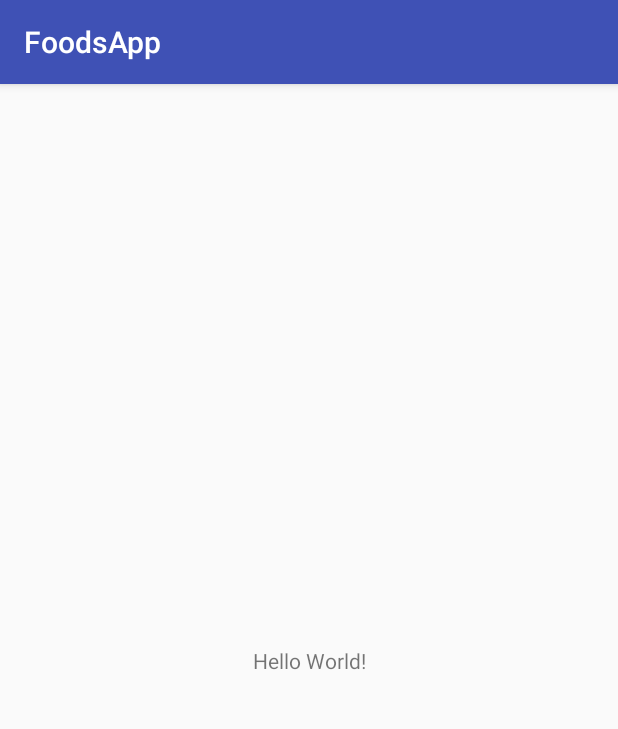
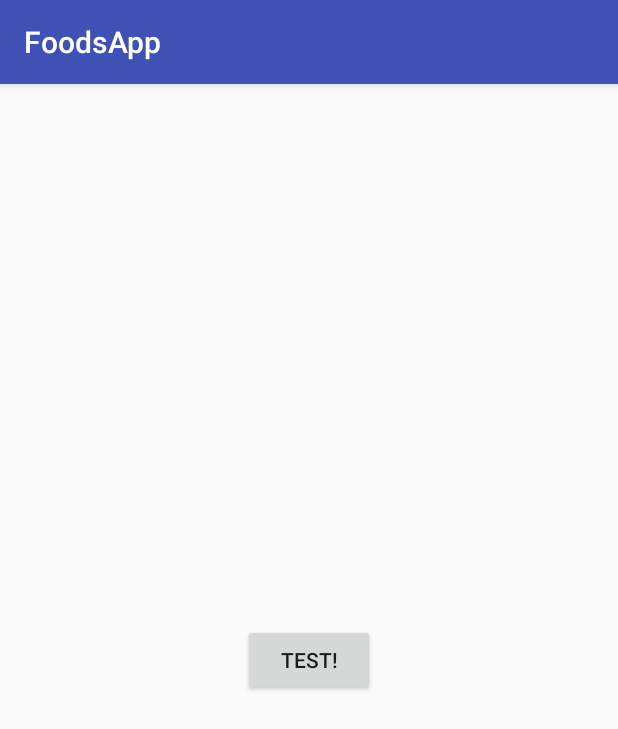
Before and after one commit to Gooreum/FoodsApp, an Android app: the screen it shows after launch (MainActivity before the commit, RecipeListActivity after it), on a phone screen of 412 x 824 dp. Shown: the top 729 px of the screen. Run offline under Robolectric (Android 15) with nearby library versions, the phone set to English and light mode, and no system bars.

Commit message:
Building BaseActivity

```diff
--- a/app/src/main/AndroidManifest.xml
+++ b/app/src/main/AndroidManifest.xml
@@ -9,7 +9,7 @@
         android:roundIcon="@mipmap/ic_launcher_round"
         android:supportsRtl="true"
         android:theme="@style/AppTheme">
-        <activity android:name=".MainActivity">
+        <activity android:name=".RecipeListActivity">
             <intent-filter>
                 <action android:name="android.intent.action.MAIN" />
 
--- /dev/null
+++ b/app/src/main/java/com/example/goo/foodsapp/BaseActivity.java
@@ -0,0 +1,36 @@
+package com.example.goo.foodsapp;
+
+import android.support.constraint.ConstraintLayout;
+import android.support.v7.app.AppCompatActivity;
+import android.view.View;
+import android.widget.FrameLayout;
+import android.widget.ProgressBar;
+
+/**
+ * Created by Goo on 2019-06-18.
+ */
+
+public abstract class BaseActivity extends AppCompatActivity {
+
+    public ProgressBar mProgressBar;
+
+    @Override
+    public void setContentView(int layoutResID) {
+        ConstraintLayout constraintLayout = (ConstraintLayout) getLayoutInflater().inflate(R.layout.activity_base, null);
+        FrameLayout frameLayout = constraintLayout.findViewById(R.id.activity_content);
+        mProgressBar = constraintLayout.findViewById(R.id.progress_bar);
+
+
+        getLayoutInflater().inflate(layoutResID, frameLayout, true);
+        super.setContentView(constraintLayout);
+    }
+
+    public void showProgressBar(boolean visibility) {
+        if(visibility == true){
+            mProgressBar.setVisibility(View.VISIBLE);
+        }else{
+            mProgressBar.setVisibility(View.INVISIBLE);
+        }
+
+    }
+}
--- a/app/src/main/java/com/example/goo/foodsapp/MainActivity.java
+++ /dev/null
@@ -1,13 +0,0 @@
-package com.example.goo.foodsapp;
-
-import android.support.v7.app.AppCompatActivity;
-import android.os.Bundle;
-
-public class MainActivity extends AppCompatActivity {
-
-    @Override
-    protected void onCreate(Bundle savedInstanceState) {
-        super.onCreate(savedInstanceState);
-        setContentView(R.layout.activity_main);
-    }
-}
--- /dev/null
+++ b/app/src/main/java/com/example/goo/foodsapp/RecipeListActivity.java
@@ -0,0 +1,28 @@
+package com.example.goo.foodsapp;
+
+import android.support.v7.app.AppCompatActivity;
+import android.os.Bundle;
+import android.view.View;
+import android.widget.Toast;
+
+public class RecipeListActivity extends BaseActivity {
+
+    @Override
+    protected void onCreate(Bundle savedInstanceState) {
+        super.onCreate(savedInstanceState);
+        setContentView(R.layout.activity_recipe_list);
+
+        findViewById(R.id.test).setOnClickListener(new View.OnClickListener() {
+            @Override
+            public void onClick(View view) {
+                if (mProgressBar.getVisibility() == View.VISIBLE) {
+                    showProgressBar(false);
+                    Toast.makeText(RecipeListActivity.this, "off", Toast.LENGTH_SHORT).show();
+                } else {
+                    showProgressBar(true);
+                    Toast.makeText(RecipeListActivity.this, "on", Toast.LENGTH_SHORT).show();
+                }
+            }
+        });
+    }
+}
--- /dev/null
+++ b/app/src/main/res/layout/activity_base.xml
@@ -0,0 +1,28 @@
+<?xml version="1.0" encoding="utf-8"?>
+<android.support.constraint.ConstraintLayout xmlns:android="http://schemas.android.com/apk/res/android"
+    xmlns:app="http://schemas.android.com/apk/res-auto"
+    android:layout_width="match_parent"
+    android:layout_height="match_parent">
+
+    <FrameLayout
+        android:id="@+id/activity_content"
+        android:layout_width="match_parent"
+        android:layout_height="match_parent">
+
+
+    </FrameLayout>
+
+
+    <ProgressBar
+        android:id="@+id/progress_bar"
+        style="@style/Widget.AppCompat.ProgressBar"
+        android:layout_width="wrap_content"
+        android:layout_height="wrap_content"
+        android:visibility="gone"
+        app:layout_constraintLeft_toLeftOf="parent"
+        app:layout_constraintRight_toRightOf="parent"
+        app:layout_constraintBottom_toBottomOf="parent"
+        app:layout_constraintTop_toTopOf="parent"
+
+        />
+</android.support.constraint.ConstraintLayout>
--- a/app/src/main/res/layout/activity_main.xml
+++ b/app/src/main/res/layout/activity_recipe_list.xml
@@ -4,12 +4,13 @@
     xmlns:tools="http://schemas.android.com/tools"
     android:layout_width="match_parent"
     android:layout_height="match_parent"
-    tools:context="com.example.goo.foodsapp.MainActivity">
+    tools:context="com.example.goo.foodsapp.RecipeListActivity">
 
-    <TextView
+    <Button
+        android:id="@+id/test"
         android:layout_width="wrap_content"
         android:layout_height="wrap_content"
-        android:text="Hello World!"
+        android:text="test!"
         app:layout_constraintBottom_toBottomOf="parent"
         app:layout_constraintLeft_toLeftOf="parent"
         app:layout_constraintRight_toRightOf="parent"
```
